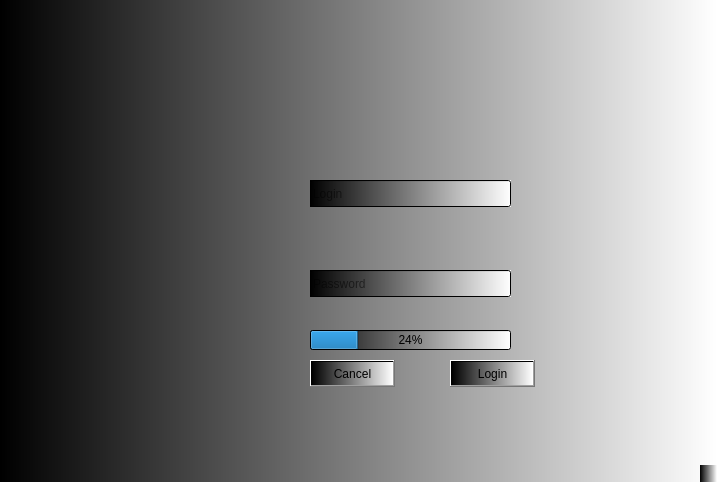
Old version of the form login.ui in the repository chidelmun/SNI.
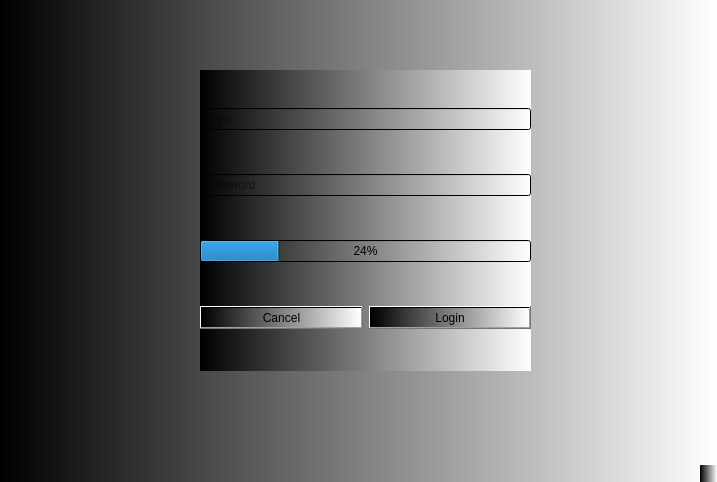
New version of the form.

Commit message: Fixed dancing objects

The edit to the form file:
```diff
--- a/login.ui
+++ b/login.ui
@@ -17,15 +17,18 @@
    <string notr="true">background-color: qlineargradient(spread:pad, x1:0, y1:0, x2:1, y2:0, stop:0 rgba(0, 0, 0, 255), stop:1 rgba(255, 255, 255, 255));</string>
   </property>
   <widget class="QWidget" name="centralwidget">
+   <widget class="QWidget" name="">
+    <property name="geometry">
+     <rect>
+      <x>200</x>
+      <y>70</y>
+      <width>331</width>
+      <height>301</height>
+     </rect>
+    </property>
+    <layout class="QGridLayout" name="gridLayout">
+     <item row="0" column="0" colspan="2">
    <widget class="QLineEdit" name="lineEdit">
-    <property name="geometry">
-     <rect>
-      <x>310</x>
-      <y>180</y>
-      <width>201</width>
-      <height>27</height>
-     </rect>
-    </property>
     <property name="echoMode">
      <enum>QLineEdit::Normal</enum>
     </property>
@@ -33,15 +36,9 @@
      <string>Login</string>
     </property>
    </widget>
+     </item>
+     <item row="1" column="0" colspan="2">
    <widget class="QLineEdit" name="lineEdit_2">
-    <property name="geometry">
-     <rect>
-      <x>310</x>
-      <y>270</y>
-      <width>201</width>
-      <height>27</height>
-     </rect>
-    </property>
     <property name="echoMode">
      <enum>QLineEdit::Password</enum>
     </property>
@@ -49,47 +46,32 @@
      <string>Password</string>
     </property>
    </widget>
-   <widget class="QPushButton" name="pushButton">
-    <property name="geometry">
-     <rect>
-      <x>450</x>
-      <y>360</y>
-      <width>85</width>
-      <height>27</height>
-     </rect>
-    </property>
-    <property name="text">
-     <string>Login</string>
-    </property>
-   </widget>
-   <widget class="QPushButton" name="pushButton_2">
-    <property name="geometry">
-     <rect>
-      <x>310</x>
-      <y>360</y>
-      <width>85</width>
-      <height>27</height>
-     </rect>
-    </property>
-    <property name="text">
-     <string>Cancel</string>
-    </property>
-   </widget>
+     </item>
+     <item row="2" column="0" colspan="2">
    <widget class="QProgressBar" name="progressBar">
-    <property name="geometry">
-     <rect>
-      <x>310</x>
-      <y>330</y>
-      <width>201</width>
-      <height>20</height>
-     </rect>
-    </property>
     <property name="styleSheet">
      <string notr="true">color: qlineargradient(spread:pad, x1:0, y1:0, x2:1, y2:0, stop:0 rgba(255, 178, 102, 255), stop:0.55 rgba(235, 148, 61, 255), stop:0.98 rgba(0, 0, 0, 255), stop:1 rgba(0, 0, 0, 0));</string>
     </property>
     <property name="value">
      <number>24</number>
     </property>
+      </widget>
+     </item>
+     <item row="3" column="0">
+      <widget class="QPushButton" name="pushButton_2">
+       <property name="text">
+        <string>Cancel</string>
+       </property>
+      </widget>
+     </item>
+     <item row="3" column="1">
+      <widget class="QPushButton" name="pushButton">
+       <property name="text">
+        <string>Login</string>
+       </property>
+      </widget>
+     </item>
+    </layout>
    </widget>
   </widget>
   <widget class="QMenuBar" name="menubar">
```
Lines whose indentation alone changed are shown as unchanged.
